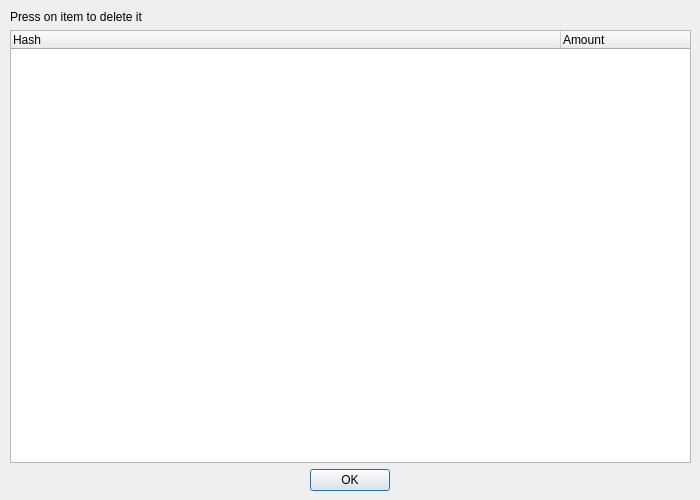
Above: resultdialog.ui from hazzus/copy-finder before the change. Below: the same form after it.
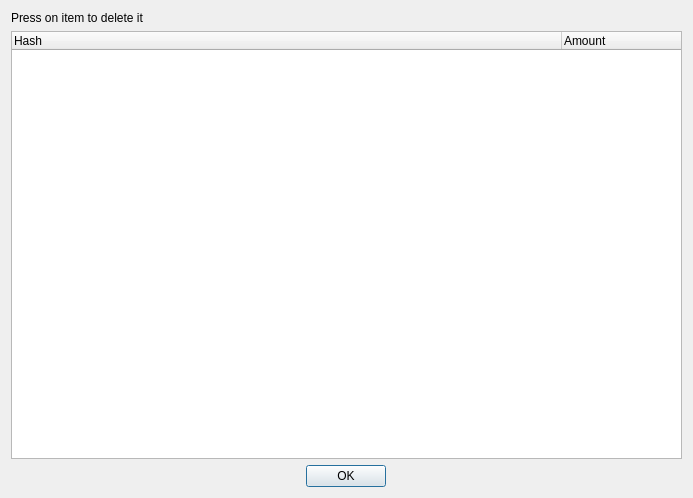
That is the form after the change.

The edit to the form file:
```diff
--- a/resultdialog.ui
+++ b/resultdialog.ui
@@ -6,22 +6,15 @@
    <rect>
     <x>0</x>
     <y>0</y>
-    <width>700</width>
-    <height>500</height>
+    <width>693</width>
+    <height>498</height>
    </rect>
   </property>
   <property name="windowTitle">
    <string>Dialog</string>
   </property>
-  <widget class="QWidget" name="gridLayoutWidget">
-   <property name="geometry">
-    <rect>
-     <x>10</x>
-     <y>10</y>
-     <width>681</width>
-     <height>481</height>
-    </rect>
-   </property>
+  <layout class="QVBoxLayout" name="verticalLayout">
+   <item>
    <layout class="QGridLayout" name="gridLayout">
     <item row="1" column="0">
      <widget class="QTreeWidget" name="treeWidget">
@@ -71,7 +64,8 @@
      </widget>
     </item>
    </layout>
-  </widget>
+   </item>
+  </layout>
  </widget>
  <resources/>
  <connections/>
```
Left out of the diff: 34 changed lines with no effect on the pictures. Lines whose indentation alone changed are shown as unchanged.
